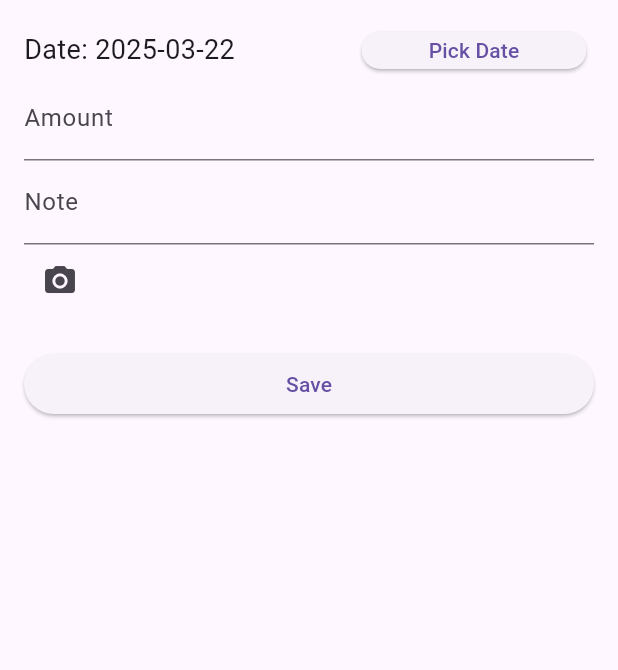
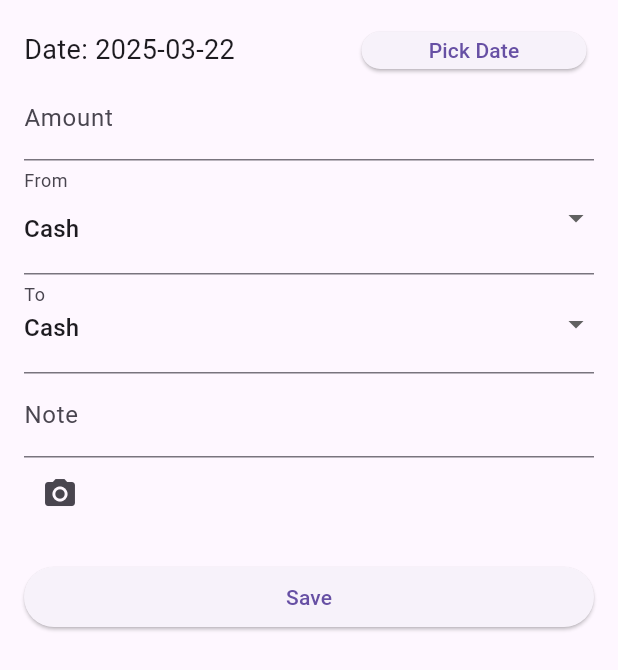
Before and after one commit to OscarLow02/SmartFinTrack, a Flutter app: the TransferScreen screen opened directly, on a phone screen of 412 x 824 dp. Shown: the top 670 px of the screen. Run offline on Flutter 3.47's test engine with Material 3 defaults, Android fonts, the light colour scheme and no system bars; our stand-ins replace camera, cloud_firestore, firebase_auth, firebase_core, firebase_crashlytics, table_calendar; missing offline and left inert: firebase_performance; accounts and stored records are empty.

Commit message:
Made changes to add_transactions.dart (Added back fields for transfer screen

```diff
--- a/lib/screens/transactions/add_transactions.dart
+++ b/lib/screens/transactions/add_transactions.dart
@@ -186,7 +186,7 @@ class _TransactionInputWidgetState extends State<TransactionInputWidget> {
               decoration: const InputDecoration(labelText: 'Amount'),
             ),
 
-            // Category Dropdown
+// Show Category and Account for Income & Expense
             if (widget.type != "Transfer") ...[
               DropdownButtonFormField(
                 padding: const EdgeInsets.only(top: 10, bottom: 10),
@@ -214,6 +214,36 @@ class _TransactionInputWidgetState extends State<TransactionInputWidget> {
                   });
                 },
                 decoration: const InputDecoration(labelText: 'Account'),
+              ),
+            ]
+
+            // Show From and To for Transfer Transactions
+            else ...[
+              DropdownButtonFormField(
+                padding: const EdgeInsets.only(top: 10, bottom: 10),
+                value: _selectedFrom,
+                items: _accounts.map((from) {
+                  return DropdownMenuItem(value: from, child: Text(from));
+                }).toList(),
+                onChanged: (value) {
+                  setState(() {
+                    _selectedFrom = value as String;
+                  });
+                },
+                decoration: const InputDecoration(labelText: 'From'),
+              ),
+              DropdownButtonFormField(
+                padding: const EdgeInsets.only(bottom: 10),
+                value: _selectedTo,
+                items: _accounts.map((to) {
+                  return DropdownMenuItem(value: to, child: Text(to));
+                }).toList(),
+                onChanged: (value) {
+                  setState(() {
+                    _selectedTo = value as String;
+                  });
+                },
+                decoration: const InputDecoration(labelText: 'To'),
               ),
             ],
 
```
